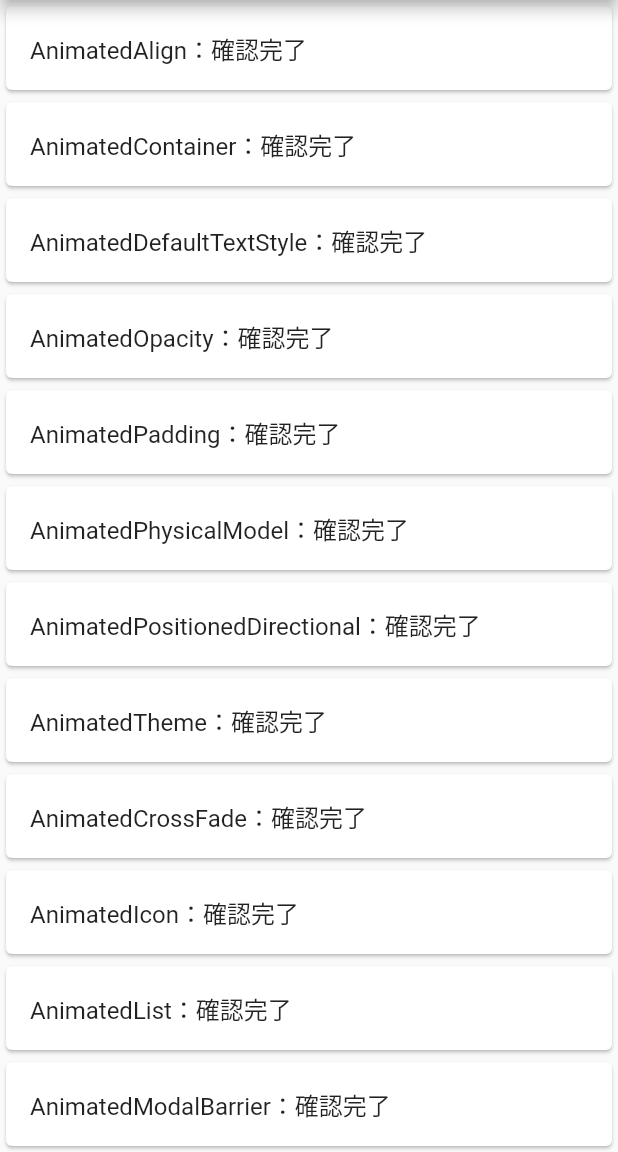
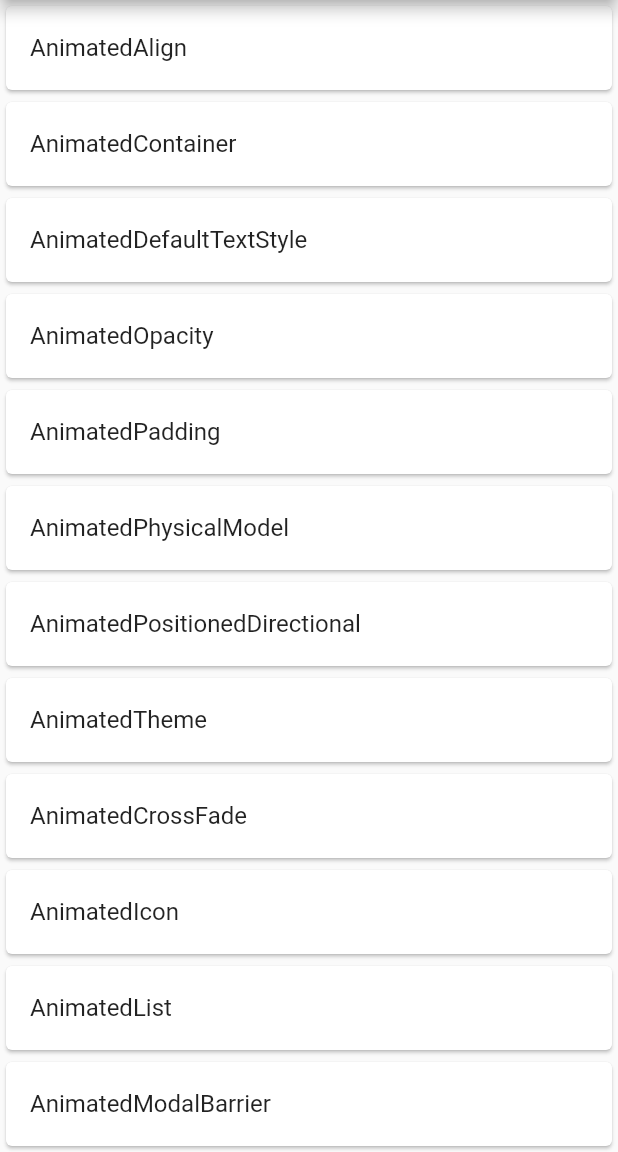
Before and after one commit to hiroki-kawada/animetion_list, a Flutter app: the screen it shows after launch, on a phone screen of 412 x 824 dp, the part 84-1236 px from its top. Run offline on Flutter 3.47's test engine with Material 2 defaults, Android fonts, the phone set to English and light mode, and no system bars; our stand-ins replace transparent_image.

Commit message:
不要文言削除

```diff
--- a/lib/main.dart
+++ b/lib/main.dart
@@ -61,21 +61,21 @@ class MyHomePage extends StatefulWidget {
 
 class _MyHomePageState extends State<MyHomePage> {
   var listItem = [
-    "AnimatedAlign：確認完了",
-    "AnimatedContainer：確認完了",
-    "AnimatedDefaultTextStyle：確認完了",
-    "AnimatedOpacity：確認完了",
-    "AnimatedPadding：確認完了",
-    "AnimatedPhysicalModel：確認完了",
-    "AnimatedPositionedDirectional：確認完了",
-    "AnimatedTheme：確認完了",
-    "AnimatedCrossFade：確認完了",
-    "AnimatedIcon：確認完了",
-    "AnimatedList：確認完了",
-    "AnimatedModalBarrier：確認完了",
-    "AnimatedSize：確認完了",
-    "FadeInImage：修正必要",
-    "Hero：確認完了"
+    "AnimatedAlign",
+    "AnimatedContainer",
+    "AnimatedDefaultTextStyle",
+    "AnimatedOpacity",
+    "AnimatedPadding",
+    "AnimatedPhysicalModel",
+    "AnimatedPositionedDirectional",
+    "AnimatedTheme",
+    "AnimatedCrossFade",
+    "AnimatedIcon",
+    "AnimatedList",
+    "AnimatedModalBarrier",
+    "AnimatedSize",
+    "FadeInImage",
+    "Hero"
   ];
 
   @override
```
